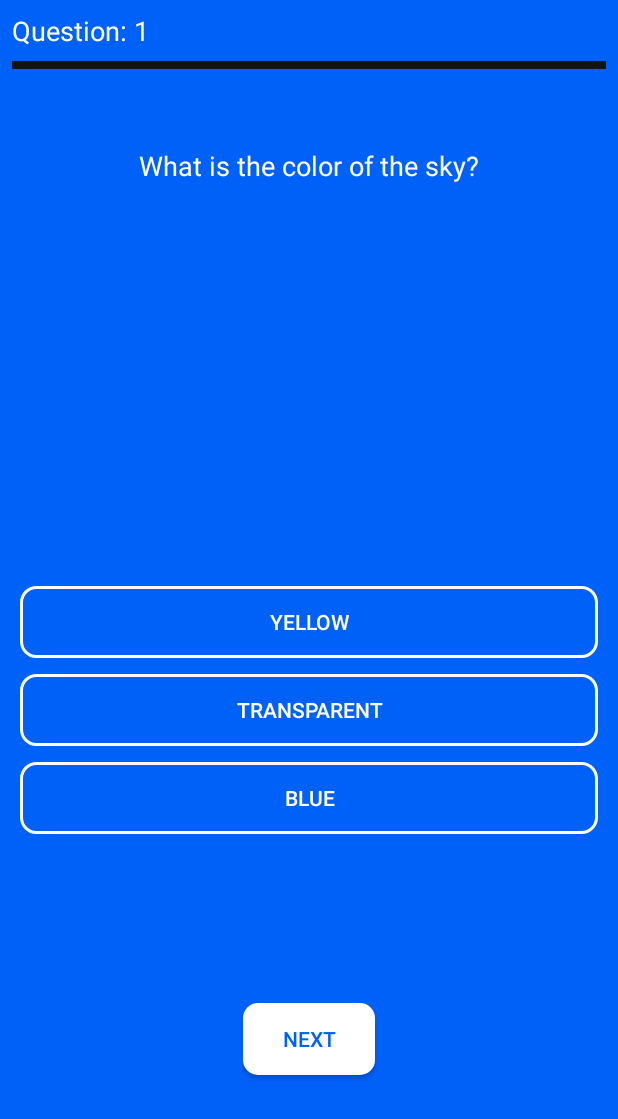
After one commit to abouthugo/android-card-quiz-game, an Android app: the Quiz screen opened directly, with no data from a screen before it, on a phone screen of 412 x 824 dp. The commit adds this screen. Shown: the top 1119 px of the screen. Run offline under Robolectric (Android 15) with nearby library versions, the phone set to English and light mode, and no system bars.

Commit message:
Normal question workflow, no score as of yet

```diff
--- a/app/src/main/AndroidManifest.xml
+++ b/app/src/main/AndroidManifest.xml
@@ -11,6 +11,8 @@
     android:supportsRtl="true"
     android:theme="@style/AppTheme"
     tools:ignore="GoogleAppIndexingWarning">
+    <activity android:name=".Quiz">
+    </activity>
     <activity android:name=".Rules">
     </activity>
     <activity
--- /dev/null
+++ b/app/src/main/java/com/example/basiclogin/Quiz.java
@@ -0,0 +1,147 @@
+package com.example.basiclogin;
+
+import android.graphics.Color;
+import android.support.v7.app.AppCompatActivity;
+import android.os.Bundle;
+import android.util.Log;
+import android.view.View;
+import android.widget.Button;
+import android.widget.ProgressBar;
+import android.widget.TextView;
+
+public class Quiz extends AppCompatActivity {
+
+  // All sub-indexes [x][0] are questions, [x][y] where y > 0, are answers
+  private final String[][] QUESTIONS = {
+      {"What is the color of the sky?", "Yellow", "Transparent", "Blue"},
+      {"How old is Sponge Bob?", "28", "32", "5"},
+      {"Who is Satoshi Nakamoto?", "Creator of Bitcoin", "No one knows",
+          "Someone who is really smart"},
+      {"What is React?", "A JavaScript framework made by facebook",
+          "A JavaScript library made by facebook", "An app"},
+      {"What does the fox say?", "Woof", "Meow", "Ring-ding-ding-ding-dingeringeding"}
+  };
+
+  // Array of answers
+  private final int[] ANSWERS = {2, 1, 1, 2, 2};
+
+  // Internal handlers
+  private int qNum = 0;
+  private int score = 0;
+  private String[] ans = new String [5];
+
+  // View stuff
+  TextView questionNumber;
+  TextView currentQuestion;
+  ProgressBar progressBar;
+  Button[] choices = new Button[3];
+
+
+
+  @Override
+  protected void onCreate(Bundle savedInstanceState) {
+    super.onCreate(savedInstanceState);
+    setContentView(R.layout.activity_quiz);
+
+    // Set the references
+    questionNumber = findViewById(R.id.question_number);
+    currentQuestion = findViewById(R.id.current_question);
+    progressBar = findViewById(R.id.progressBar);
+    choices[0] = findViewById(R.id.choice_1);
+    choices[1]  = findViewById(R.id.choice_2);
+    choices[2]  = findViewById(R.id.choice_3);
+    setQuestion(qNum);
+  }
+
+  @Override
+  protected void onDestroy() {
+    super.onDestroy();
+    // I'm making sure this progress bar resets
+    progressBar.setProgress(0);
+  }
+
+  /**
+   * Returns a question given its index
+   *
+   * @param index: the question number
+   * @return a string denoting the question requested
+   */
+  public String getQuestion(int index) {
+    return QUESTIONS[index][0];
+  }
+
+  /**
+   * Get a answer given its domain question and index
+   * @param q index of the question for which the answers belongs to
+   * @param a index of the answer trying to be accessed
+   * @return a string which is the question trying to be retrieved
+   */
+  public String getChoice(int q, int a) {
+    if (q > 4 || q < 0) {
+      return "Question does not exist";
+    }
+    if (a > 3 || a < 1) {
+      return "Answer does not exist";
+    }
+    return QUESTIONS[q][a];
+  }
+
+  /**
+   * Get the answer for a given question
+   * @param q index of the question
+   * @return the answer for the index question
+   */
+  public String correctAnswer(int q) {
+    if (q > 4 || q < 0) {
+      return "error";
+    }
+    return QUESTIONS[q][ANSWERS[q]];
+  }
+
+  /**
+   * Increases the current question and calls function to perform updates
+   * @param v view object
+   */
+  public void nextQuestion(View v) {
+    this.qNum++;
+    resetBtnColors();
+    setQuestion(qNum);
+  }
+
+  /**
+   * Performs updates in the view layer according to a given index
+   * @param qNum the index of the question at hand
+   */
+  public void setQuestion(int qNum) {
+    if (qNum > 4) {
+      // TODO: show results
+      finish();
+    } else {
+      int n = qNum + 1;
+      int percentage = (qNum*100 / 5);
+      String s = "Question: " + n;
+      questionNumber.setText(s);
+      progressBar.setProgress(percentage);
+      currentQuestion.setText(getQuestion(qNum));
+      for(int i = 0; i < choices.length; i++){
+        choices[i].setText(getChoice(qNum, i+1));
+      }
+    }
+  }
+
+  public void clickHandler(View view) {
+    Button ref = findViewById(view.getId());
+    // record the answer
+    ans[this.qNum] = ref.getText().toString();
+    resetBtnColors();
+    ref.setBackgroundResource(R.drawable.white_fill_box);
+    ref.setTextColor( getResources().getColor(R.color.retro_blue) );
+  }
+
+  public void resetBtnColors(){
+    for (Button btn : choices){
+      btn.setBackgroundResource(R.drawable.white_outline_box);
+      btn.setTextColor( getResources().getColor(R.color.pure_white) );
+    }
+  }
+}
--- a/app/src/main/java/com/example/basiclogin/Rules.java
+++ b/app/src/main/java/com/example/basiclogin/Rules.java
@@ -1,7 +1,10 @@
 package com.example.basiclogin;
 
+import android.content.Intent;
 import android.support.v7.app.AppCompatActivity;
 import android.os.Bundle;
+import android.util.Log;
+import android.view.View;
 
 public class Rules extends AppCompatActivity {
 
@@ -10,4 +13,8 @@ public class Rules extends AppCompatActivity {
     super.onCreate(savedInstanceState);
     setContentView(R.layout.activity_rules);
   }
+
+  public void startGame(View v) {
+    startActivity(new Intent(Rules.this, Quiz.class));
+  }
 }
--- /dev/null
+++ b/app/src/main/res/drawable/progress_white.xml
@@ -0,0 +1,11 @@
+<?xml version="1.0" encoding="utf-8"?>
+<layer-list xmlns:android="http://schemas.android.com/apk/res/android">
+  <item android:id="@+id/progress_back">
+    <color android:color="@color/PrimaryDark"/>
+  </item>
+  <item android:id="@+id/progress_color">
+    <clip>
+      <color android:color="@color/pure_white"/>
+    </clip>
+  </item>
+</layer-list>
--- /dev/null
+++ b/app/src/main/res/drawable/white_fill_box.xml
@@ -0,0 +1,5 @@
+<?xml version="1.0" encoding="utf-8"?>
+<shape xmlns:android="http://schemas.android.com/apk/res/android" android:shape="rectangle">
+  <corners android:radius="10dp"/>
+  <solid  android:color="@color/pure_white"/>
+</shape>
--- /dev/null
+++ b/app/src/main/res/drawable/white_outline_box.xml
@@ -0,0 +1,5 @@
+<?xml version="1.0" encoding="utf-8"?>
+<shape xmlns:android="http://schemas.android.com/apk/res/android" android:shape="rectangle">
+  <corners android:radius="10dp"/>
+  <stroke  android:color="@color/pure_white" android:width="2dp"/>
+</shape>
--- /dev/null
+++ b/app/src/main/res/layout/activity_quiz.xml
@@ -0,0 +1,116 @@
+<?xml version="1.0" encoding="utf-8"?>
+<android.support.constraint.ConstraintLayout
+  xmlns:android="http://schemas.android.com/apk/res/android"
+  xmlns:app="http://schemas.android.com/apk/res-auto"
+  xmlns:tools="http://schemas.android.com/tools"
+  android:layout_width="match_parent"
+  android:layout_height="match_parent"
+  android:background="@color/retro_blue"
+  tools:context=".Quiz">
+
+  <TextView
+    android:id="@+id/question_number"
+    android:layout_width="wrap_content"
+    android:layout_height="wrap_content"
+    android:layout_marginTop="8dp"
+    android:layout_marginStart="8dp"
+    android:layout_marginLeft="8dp"
+    android:text="TextView"
+    android:textColor="@color/pure_white"
+    android:textSize="18sp"
+    app:layout_constraintStart_toStartOf="parent"
+    app:layout_constraintTop_toTopOf="parent"/>
+  <TextView
+    android:id="@+id/current_question"
+    android:layout_width="0dp"
+    android:layout_height="wrap_content"
+    android:layout_marginTop="52dp"
+    android:layout_marginStart="8dp"
+    android:layout_marginEnd="8dp"
+    android:layout_marginLeft="8dp"
+    android:layout_marginRight="8dp"
+    android:gravity="center"
+    android:text="TextView"
+    android:textColor="@color/pure_white"
+    android:textSize="18sp"
+    app:layout_constraintEnd_toEndOf="parent"
+    app:layout_constraintHorizontal_bias="0.498"
+    app:layout_constraintStart_toStartOf="parent"
+    app:layout_constraintTop_toBottomOf="@+id/progressBar"/>
+  <LinearLayout
+    android:id="@+id/linearLayout"
+    android:layout_width="0dp"
+    android:layout_height="wrap_content"
+    android:layout_marginTop="8dp"
+    android:layout_marginBottom="8dp"
+    android:layout_marginStart="8dp"
+    android:layout_marginEnd="8dp"
+    android:layout_marginLeft="8dp"
+    android:layout_marginRight="8dp"
+    android:orientation="vertical"
+    app:layout_constraintBottom_toBottomOf="parent"
+    app:layout_constraintEnd_toEndOf="parent"
+    app:layout_constraintStart_toStartOf="parent"
+    app:layout_constraintTop_toBottomOf="@+id/current_question">
+    <Button
+      android:id="@+id/choice_1"
+      android:layout_width="match_parent"
+      android:layout_height="wrap_content"
+      android:layout_margin="5dp"
+      android:background="@drawable/white_outline_box"
+      android:onClick="clickHandler"
+      android:text="Button"
+      android:textColor="@color/pure_white"/>
+    <Button
+      android:id="@+id/choice_2"
+      android:layout_width="match_parent"
+      android:layout_height="wrap_content"
+      android:layout_margin="5dp"
+      android:background="@drawable/white_outline_box"
+      android:onClick="clickHandler"
+      android:text="Button"
+      android:textColor="@color/pure_white"/>
+    <Button
+      android:id="@+id/choice_3"
+      android:layout_width="match_parent"
+      android:layout_height="wrap_content"
+      android:layout_margin="5dp"
+      android:background="@drawable/white_outline_box"
+      android:onClick="clickHandler"
+      android:text="Button"
+      android:textColor="@color/pure_white"/>
+  </LinearLayout>
+  <Button
+    android:id="@+id/confirm"
+    android:layout_width="wrap_content"
+    android:layout_height="wrap_content"
+    android:layout_marginTop="8dp"
+    android:layout_marginBottom="8dp"
+    android:layout_marginStart="8dp"
+    android:layout_marginEnd="8dp"
+    android:layout_marginLeft="8dp"
+    android:layout_marginRight="8dp"
+    android:background="@drawable/white_fill_box"
+    android:text="@string/next_question"
+    android:textColor="@color/retro_blue"
+    android:textSize="14sp"
+    android:onClick="nextQuestion"
+    app:layout_constraintBottom_toBottomOf="parent"
+    app:layout_constraintEnd_toEndOf="parent"
+    app:layout_constraintStart_toStartOf="parent"
+    app:layout_constraintTop_toBottomOf="@+id/linearLayout"/>
+  <ProgressBar
+    android:id="@+id/progressBar"
+    style="?android:attr/progressBarStyleHorizontal"
+    android:layout_width="0dp"
+    android:layout_height="5dp"
+    android:layout_marginTop="8dp"
+    android:layout_marginStart="8dp"
+    android:layout_marginEnd="8dp"
+    android:layout_marginLeft="8dp"
+    android:layout_marginRight="8dp"
+    android:progressDrawable="@drawable/progress_white"
+    app:layout_constraintEnd_toEndOf="parent"
+    app:layout_constraintStart_toStartOf="parent"
+    app:layout_constraintTop_toBottomOf="@+id/question_number"/>
+</android.support.constraint.ConstraintLayout>
--- a/app/src/main/res/layout/activity_rules.xml
+++ b/app/src/main/res/layout/activity_rules.xml
@@ -78,5 +78,6 @@
     app:layout_constraintEnd_toEndOf="parent"
     app:layout_constraintHorizontal_bias="0.498"
     app:layout_constraintStart_toStartOf="parent"
+    android:onClick="startGame"
     app:layout_constraintTop_toBottomOf="@+id/textView7"/>
 </android.support.constraint.ConstraintLayout>
--- a/app/src/main/res/values/strings.xml
+++ b/app/src/main/res/values/strings.xml
@@ -10,4 +10,5 @@
   <string name="rules_2">2. Before you submit an answer we ask you to confirm, you won\'t be able to return to the question later</string>
   <string name="rules_3">3. At the end of the game we show you the results</string>
   <string name="rules_start">Start the game!</string>
+  <string name="next_question">Next</string>
 </resources>
--- a/build.gradle
+++ b/build.gradle
@@ -7,7 +7,7 @@ buildscript {
 
     }
     dependencies {
-        classpath 'com.android.tools.build:gradle:3.3.0'
+        classpath 'com.android.tools.build:gradle:3.3.2'
 
         // NOTE: Do not place your application dependencies here; they belong
         // in the individual module build.gradle files
```
